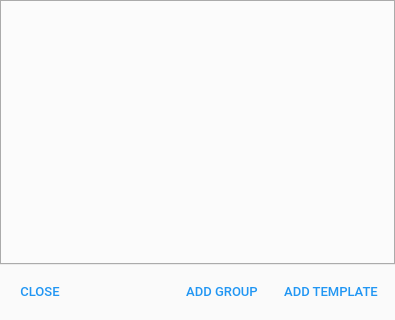
Old version of the form views/taskdialog.ui in the repository ChechenItza/Daily-Planner.
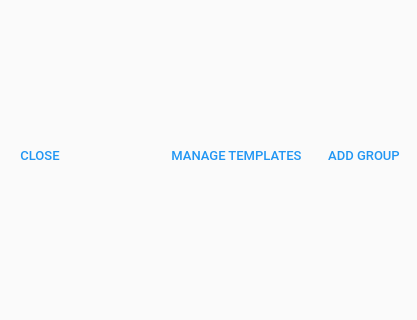
New version of the form. The open tabs and pages were chosen to show the change.

Commit message: add ability to edit and delete groups

Diff of the .ui file:
```diff
--- a/views/taskdialog.ui
+++ b/views/taskdialog.ui
@@ -6,7 +6,7 @@
    <rect>
     <x>0</x>
     <y>0</y>
-    <width>395</width>
+    <width>417</width>
     <height>320</height>
    </rect>
   </property>
@@ -442,6 +442,28 @@
   </property>
   <layout class="QVBoxLayout" name="verticalLayout">
    <property name="spacing">
+    <number>0</number>
+   </property>
+   <property name="leftMargin">
+    <number>0</number>
+   </property>
+   <property name="topMargin">
+    <number>0</number>
+   </property>
+   <property name="rightMargin">
+    <number>0</number>
+   </property>
+   <property name="bottomMargin">
+    <number>0</number>
+   </property>
+   <item>
+    <widget class="QStackedWidget" name="stackedWidget">
+     <property name="currentIndex">
+      <number>0</number>
+     </property>
+     <widget class="QWidget" name="page">
+      <layout class="QVBoxLayout" name="verticalLayout_2">
+       <property name="spacing">
     <number>8</number>
    </property>
    <property name="leftMargin">
@@ -467,7 +489,7 @@
         <enum>QTabWidget::Rounded</enum>
        </property>
        <property name="usesScrollButtons">
-        <bool>false</bool>
+            <bool>true</bool>
        </property>
       </widget>
      </item>
@@ -626,7 +648,7 @@
       </spacer>
      </item>
      <item>
-      <widget class="QPushButton" name="addGroupBtn">
+          <widget class="QPushButton" name="mngGroupsBtn">
        <property name="sizePolicy">
         <sizepolicy hsizetype="Minimum" vsizetype="Maximum">
          <horstretch>0</horstretch>
@@ -746,7 +768,7 @@
 color: &quot;#2196f3&quot;;</string>
        </property>
        <property name="text">
-        <string>ADD GROUP</string>
+            <string>MANAGE GROUPS</string>
        </property>
        <property name="flat">
         <bool>true</bool>
@@ -882,6 +904,451 @@
       </widget>
      </item>
     </layout>
+       </item>
+      </layout>
+      <zorder>tabWidget</zorder>
+      <zorder></zorder>
+      <zorder></zorder>
+      <zorder></zorder>
+      <zorder></zorder>
+     </widget>
+     <widget class="QWidget" name="page_2">
+      <layout class="QVBoxLayout" name="verticalLayout_3">
+       <property name="spacing">
+        <number>8</number>
+       </property>
+       <property name="leftMargin">
+        <number>0</number>
+       </property>
+       <property name="topMargin">
+        <number>0</number>
+       </property>
+       <property name="rightMargin">
+        <number>0</number>
+       </property>
+       <property name="bottomMargin">
+        <number>9</number>
+       </property>
+       <item>
+        <layout class="QVBoxLayout" name="groupSelectLayout">
+         <property name="spacing">
+          <number>0</number>
+         </property>
+        </layout>
+       </item>
+       <item>
+        <layout class="QHBoxLayout" name="horizontalLayout_2">
+         <property name="spacing">
+          <number>8</number>
+         </property>
+         <property name="leftMargin">
+          <number>8</number>
+         </property>
+         <property name="rightMargin">
+          <number>8</number>
+         </property>
+         <item>
+          <widget class="QPushButton" name="closeBtn_2">
+           <property name="sizePolicy">
+            <sizepolicy hsizetype="Maximum" vsizetype="Fixed">
+             <horstretch>0</horstretch>
+             <verstretch>0</verstretch>
+            </sizepolicy>
+           </property>
+           <property name="minimumSize">
+            <size>
+             <width>64</width>
+             <height>36</height>
+            </size>
+           </property>
+           <property name="palette">
+            <palette>
+             <active>
+              <colorrole role="WindowText">
+               <brush brushstyle="SolidPattern">
+                <color alpha="255">
+                 <red>33</red>
+                 <green>150</green>
+                 <blue>243</blue>
+                </color>
+               </brush>
+              </colorrole>
+              <colorrole role="Text">
+               <brush brushstyle="SolidPattern">
+                <color alpha="255">
+                 <red>33</red>
+                 <green>150</green>
+                 <blue>243</blue>
+                </color>
+               </brush>
+              </colorrole>
+              <colorrole role="ButtonText">
+               <brush brushstyle="SolidPattern">
+                <color alpha="255">
+                 <red>33</red>
+                 <green>150</green>
+                 <blue>243</blue>
+                </color>
+               </brush>
+              </colorrole>
+             </active>
+             <inactive>
+              <colorrole role="WindowText">
+               <brush brushstyle="SolidPattern">
+                <color alpha="255">
+                 <red>33</red>
+                 <green>150</green>
+                 <blue>243</blue>
+                </color>
+               </brush>
+              </colorrole>
+              <colorrole role="Text">
+               <brush brushstyle="SolidPattern">
+                <color alpha="255">
+                 <red>33</red>
+                 <green>150</green>
+                 <blue>243</blue>
+                </color>
+               </brush>
+              </colorrole>
+              <colorrole role="ButtonText">
+               <brush brushstyle="SolidPattern">
+                <color alpha="255">
+                 <red>33</red>
+                 <green>150</green>
+                 <blue>243</blue>
+                </color>
+               </brush>
+              </colorrole>
+             </inactive>
+             <disabled>
+              <colorrole role="WindowText">
+               <brush brushstyle="SolidPattern">
+                <color alpha="255">
+                 <red>33</red>
+                 <green>150</green>
+                 <blue>243</blue>
+                </color>
+               </brush>
+              </colorrole>
+              <colorrole role="Text">
+               <brush brushstyle="SolidPattern">
+                <color alpha="255">
+                 <red>33</red>
+                 <green>150</green>
+                 <blue>243</blue>
+                </color>
+               </brush>
+              </colorrole>
+              <colorrole role="ButtonText">
+               <brush brushstyle="SolidPattern">
+                <color alpha="255">
+                 <red>33</red>
+                 <green>150</green>
+                 <blue>243</blue>
+                </color>
+               </brush>
+              </colorrole>
+             </disabled>
+            </palette>
+           </property>
+           <property name="font">
+            <font>
+             <family>Roboto Medium</family>
+             <pointsize>10</pointsize>
+             <weight>50</weight>
+             <bold>false</bold>
+            </font>
+           </property>
+           <property name="cursor">
+            <cursorShape>PointingHandCursor</cursorShape>
+           </property>
+           <property name="styleSheet">
+            <string notr="true">padding: 8px;
+color: &quot;#2196f3&quot;;</string>
+           </property>
+           <property name="text">
+            <string>CLOSE</string>
+           </property>
+           <property name="flat">
+            <bool>true</bool>
+           </property>
+          </widget>
+         </item>
+         <item>
+          <spacer name="horizontalSpacer_2">
+           <property name="orientation">
+            <enum>Qt::Horizontal</enum>
+           </property>
+           <property name="sizeHint" stdset="0">
+            <size>
+             <width>40</width>
+             <height>20</height>
+            </size>
+           </property>
+          </spacer>
+         </item>
+         <item>
+          <widget class="QPushButton" name="mngTasksBtn">
+           <property name="sizePolicy">
+            <sizepolicy hsizetype="Minimum" vsizetype="Maximum">
+             <horstretch>0</horstretch>
+             <verstretch>0</verstretch>
+            </sizepolicy>
+           </property>
+           <property name="minimumSize">
+            <size>
+             <width>64</width>
+             <height>36</height>
+            </size>
+           </property>
+           <property name="palette">
+            <palette>
+             <active>
+              <colorrole role="WindowText">
+               <brush brushstyle="SolidPattern">
+                <color alpha="255">
+                 <red>33</red>
+                 <green>150</green>
+                 <blue>243</blue>
+                </color>
+               </brush>
+              </colorrole>
+              <colorrole role="Text">
+               <brush brushstyle="SolidPattern">
+                <color alpha="255">
+                 <red>33</red>
+                 <green>150</green>
+                 <blue>243</blue>
+                </color>
+               </brush>
+              </colorrole>
+              <colorrole role="ButtonText">
+               <brush brushstyle="SolidPattern">
+                <color alpha="255">
+                 <red>33</red>
+                 <green>150</green>
+                 <blue>243</blue>
+                </color>
+               </brush>
+              </colorrole>
+             </active>
+             <inactive>
+              <colorrole role="WindowText">
+               <brush brushstyle="SolidPattern">
+                <color alpha="255">
+                 <red>33</red>
+                 <green>150</green>
+                 <blue>243</blue>
+                </color>
+               </brush>
+              </colorrole>
+              <colorrole role="Text">
+               <brush brushstyle="SolidPattern">
+                <color alpha="255">
+                 <red>33</red>
+                 <green>150</green>
+                 <blue>243</blue>
+                </color>
+               </brush>
+              </colorrole>
+              <colorrole role="ButtonText">
+               <brush brushstyle="SolidPattern">
+                <color alpha="255">
+                 <red>33</red>
+                 <green>150</green>
+                 <blue>243</blue>
+                </color>
+               </brush>
+              </colorrole>
+             </inactive>
+             <disabled>
+              <colorrole role="WindowText">
+               <brush brushstyle="SolidPattern">
+                <color alpha="255">
+                 <red>33</red>
+                 <green>150</green>
+                 <blue>243</blue>
+                </color>
+               </brush>
+              </colorrole>
+              <colorrole role="Text">
+               <brush brushstyle="SolidPattern">
+                <color alpha="255">
+                 <red>33</red>
+                 <green>150</green>
+                 <blue>243</blue>
+                </color>
+               </brush>
+              </colorrole>
+              <colorrole role="ButtonText">
+               <brush brushstyle="SolidPattern">
+                <color alpha="255">
+                 <red>33</red>
+                 <green>150</green>
+                 <blue>243</blue>
+                </color>
+               </brush>
+              </colorrole>
+             </disabled>
+            </palette>
+           </property>
+           <property name="font">
+            <font>
+             <family>Roboto Medium</family>
+             <pointsize>10</pointsize>
+             <weight>50</weight>
+             <bold>false</bold>
+            </font>
+           </property>
+           <property name="cursor">
+            <cursorShape>PointingHandCursor</cursorShape>
+           </property>
+           <property name="styleSheet">
+            <string notr="true">padding: 8px;
+color: &quot;#2196f3&quot;;</string>
+           </property>
+           <property name="text">
+            <string>MANAGE TEMPLATES</string>
+           </property>
+           <property name="flat">
+            <bool>true</bool>
+           </property>
+          </widget>
+         </item>
+         <item>
+          <widget class="QPushButton" name="addGroupBtn">
+           <property name="sizePolicy">
+            <sizepolicy hsizetype="Minimum" vsizetype="Maximum">
+             <horstretch>0</horstretch>
+             <verstretch>0</verstretch>
+            </sizepolicy>
+           </property>
+           <property name="minimumSize">
+            <size>
+             <width>64</width>
+             <height>36</height>
+            </size>
+           </property>
+           <property name="palette">
+            <palette>
+             <active>
+              <colorrole role="WindowText">
+               <brush brushstyle="SolidPattern">
+                <color alpha="255">
+                 <red>33</red>
+                 <green>150</green>
+                 <blue>243</blue>
+                </color>
+               </brush>
+              </colorrole>
+              <colorrole role="Text">
+               <brush brushstyle="SolidPattern">
+                <color alpha="255">
+                 <red>33</red>
+                 <green>150</green>
+                 <blue>243</blue>
+                </color>
+               </brush>
+              </colorrole>
+              <colorrole role="ButtonText">
+               <brush brushstyle="SolidPattern">
+                <color alpha="255">
+                 <red>33</red>
+                 <green>150</green>
+                 <blue>243</blue>
+                </color>
+               </brush>
+              </colorrole>
+             </active>
+             <inactive>
+              <colorrole role="WindowText">
+               <brush brushstyle="SolidPattern">
+                <color alpha="255">
+                 <red>33</red>
+                 <green>150</green>
+                 <blue>243</blue>
+                </color>
+               </brush>
+              </colorrole>
+              <colorrole role="Text">
+               <brush brushstyle="SolidPattern">
+                <color alpha="255">
+                 <red>33</red>
+                 <green>150</green>
+                 <blue>243</blue>
+                </color>
+               </brush>
+              </colorrole>
+              <colorrole role="ButtonText">
+               <brush brushstyle="SolidPattern">
+                <color alpha="255">
+                 <red>33</red>
+                 <green>150</green>
+                 <blue>243</blue>
+                </color>
+               </brush>
+              </colorrole>
+             </inactive>
+             <disabled>
+              <colorrole role="WindowText">
+               <brush brushstyle="SolidPattern">
+                <color alpha="255">
+                 <red>33</red>
+                 <green>150</green>
+                 <blue>243</blue>
+                </color>
+               </brush>
+              </colorrole>
+              <colorrole role="Text">
+               <brush brushstyle="SolidPattern">
+                <color alpha="255">
+                 <red>33</red>
+                 <green>150</green>
+                 <blue>243</blue>
+                </color>
+               </brush>
+              </colorrole>
+              <colorrole role="ButtonText">
+               <brush brushstyle="SolidPattern">
+                <color alpha="255">
+                 <red>33</red>
+                 <green>150</green>
+                 <blue>243</blue>
+                </color>
+               </brush>
+              </colorrole>
+             </disabled>
+            </palette>
+           </property>
+           <property name="font">
+            <font>
+             <family>Roboto Medium</family>
+             <pointsize>10</pointsize>
+             <weight>50</weight>
+             <bold>false</bold>
+            </font>
+           </property>
+           <property name="cursor">
+            <cursorShape>PointingHandCursor</cursorShape>
+           </property>
+           <property name="styleSheet">
+            <string notr="true">padding: 8px;
+color: &quot;#2196f3&quot;;</string>
+           </property>
+           <property name="text">
+            <string>ADD GROUP</string>
+           </property>
+           <property name="flat">
+            <bool>true</bool>
+           </property>
+          </widget>
+         </item>
+        </layout>
+       </item>
+      </layout>
+     </widget>
+    </widget>
    </item>
   </layout>
  </widget>
```
Lines whose indentation alone changed are shown as unchanged. The commit also changes 7 other files.
